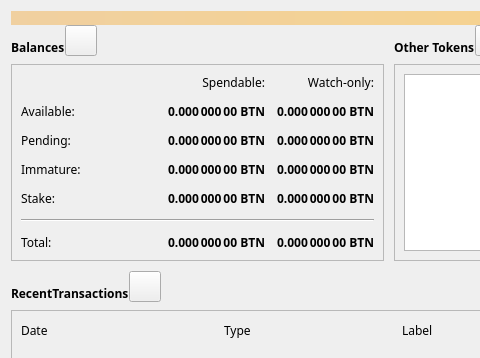
Old version of the form src/qt/forms/overviewpage.ui in the repository bitnew-chain/btn_core; both pictures show x 0 to 480 and y 0 to 358 of the 778 by 502 pixel window.
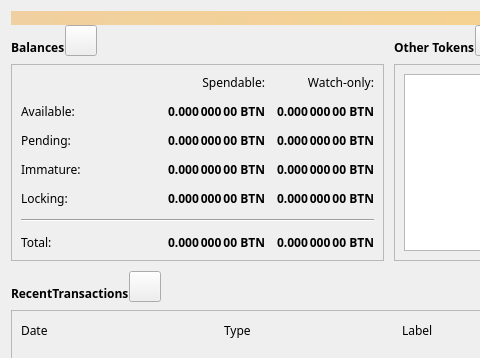
New version of the form. Icons and pictures are not drawn.

Commit message: change Stake to Locking

What changed in the file:
```diff
--- a/src/qt/forms/overviewpage.ui
+++ b/src/qt/forms/overviewpage.ui
@@ -351,7 +351,7 @@
              </font>
             </property>
             <property name="text">
-             <string>Stake:</string>
+             <string>Locking:</string>
             </property>
            </widget>
           </item>
```
The commit also changes 1 other file.
